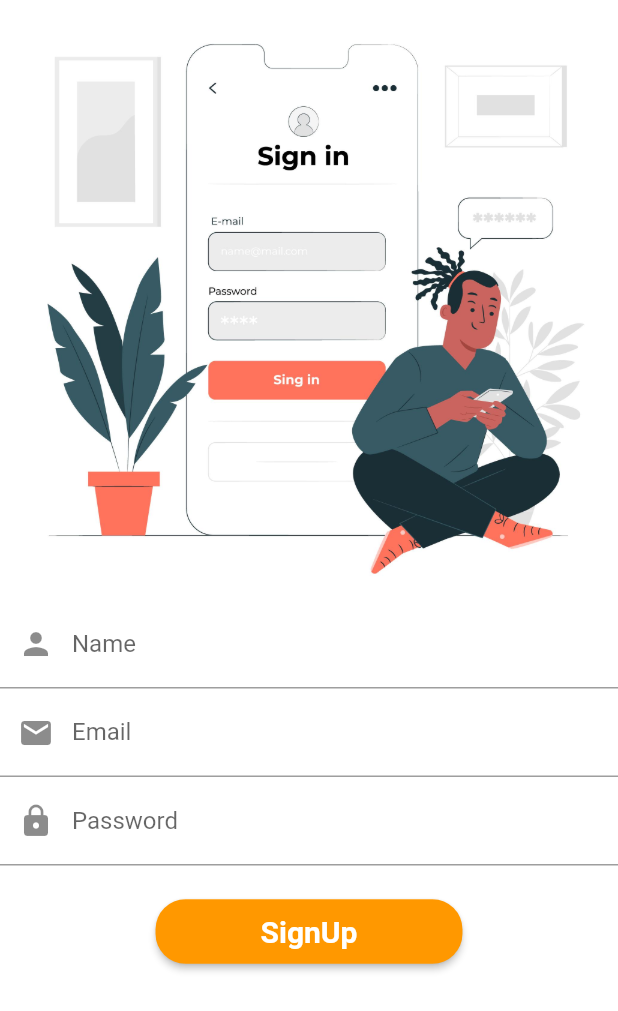
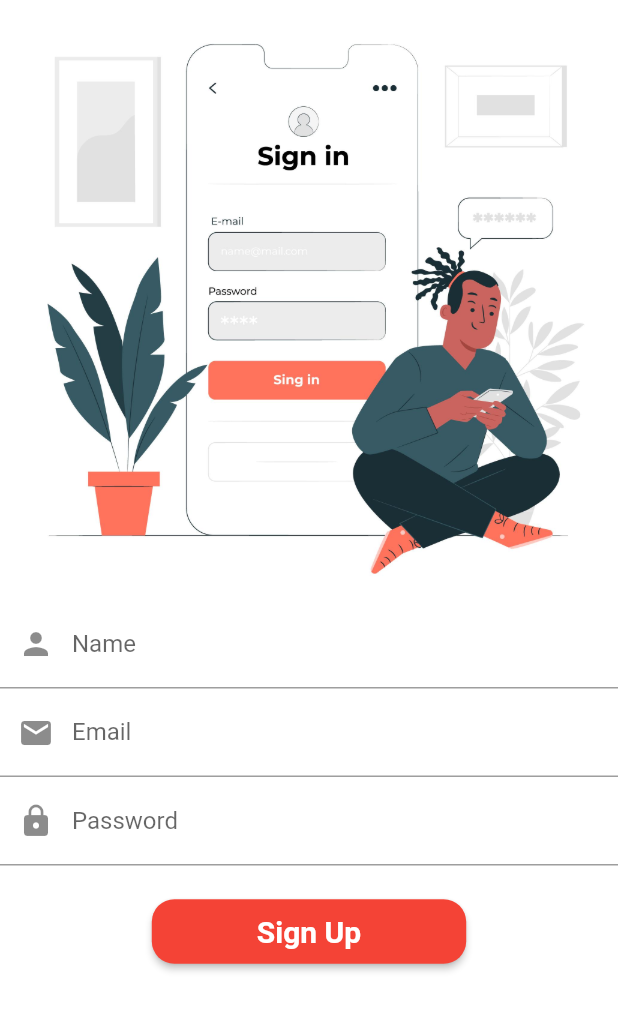
Before and after one commit to JayadithyaCosta/shopping_app, a Flutter app: the SignUp screen opened directly, on a phone screen of 412 x 824 dp. Shown: the top 1011 px of the screen. Run offline on Flutter 3.47's test engine with Material 2 defaults, Android fonts, the phone set to English and light mode, and no system bars; our stand-ins replace cloud_firestore, firebase_auth, firebase_core, firebase_storage, flutter_signin_button, font_awesome_flutter and 3 more; missing offline and left inert: flutter_barcode_scanner; accounts and stored records are empty.

Commit message:
Navigation improved on login and sign up

```diff
--- a/lib/auth/sign_in.dart
+++ b/lib/auth/sign_in.dart
@@ -1,5 +1,6 @@
 import 'package:flutter/material.dart';
 import 'package:firebase_auth/firebase_auth.dart';
+import 'package:shopping_app/auth/sign_up.dart';
 import 'package:shopping_app/screens/actions.dart';
 // import 'SignUp.dart';
 
@@ -75,7 +76,7 @@ class _LoginState extends State<Login> {
   }
 
   navigateToSignUp() async {
-    //Navigator.push(context, MaterialPageRoute(builder: (context) => SignUp()));
+    Navigator.push(context, MaterialPageRoute(builder: (context) => SignUp()));
   }
 
   @override
--- a/lib/auth/sign_up.dart
+++ b/lib/auth/sign_up.dart
@@ -127,14 +127,14 @@ class _SignUpState extends State<SignUp> {
                         RaisedButton(
                           padding: EdgeInsets.fromLTRB(70, 10, 70, 10),
                           onPressed: signUp,
-                          child: Text('SignUp',
+                          child: Text('Sign Up',
                               style: TextStyle(
                                   color: Colors.white,
                                   fontSize: 20.0,
                                   fontWeight: FontWeight.bold)),
-                          color: Colors.orange,
+                          color: Colors.red,
                           shape: RoundedRectangleBorder(
-                            borderRadius: BorderRadius.circular(20.0),
+                            borderRadius: BorderRadius.circular(15.0),
                           ),
                         ),
                         SizedBox(height: 10,),
--- a/lib/screens/Cart.dart
+++ b/lib/screens/Cart.dart
@@ -150,14 +150,14 @@ class _CartState extends State<Cart> {
                                       Scaffold.of(context)
                                           .showSnackBar(new SnackBar(
                                         content: new Text(
-                                          'Deleted',
+                                          'Deleted!',
                                           style: TextStyle(
                                               color: Colors.white,
                                               fontSize: 20),
-                                          textAlign: TextAlign.start,
+                                          textAlign: TextAlign.center,
                                         ),
                                         duration: Duration(milliseconds: 500),
-                                        backgroundColor: Colors.pinkAccent,
+                                        backgroundColor: Colors.deepOrangeAccent,
                                       ));
                                     },
                                   )
--- a/lib/screens/actions.dart
+++ b/lib/screens/actions.dart
@@ -319,8 +319,8 @@ class ItemCard extends StatelessWidget {
                     style: TextStyle(color: Colors.white, fontSize: 18),
                     textAlign: TextAlign.start,
                   ),
-                  duration: Duration(milliseconds: 300),
-                  backgroundColor: Color(0xFF3D82AE),
+                  duration: Duration(milliseconds: 400),
+                  backgroundColor: Colors.brown,
                 ));
               },
             ),
```
